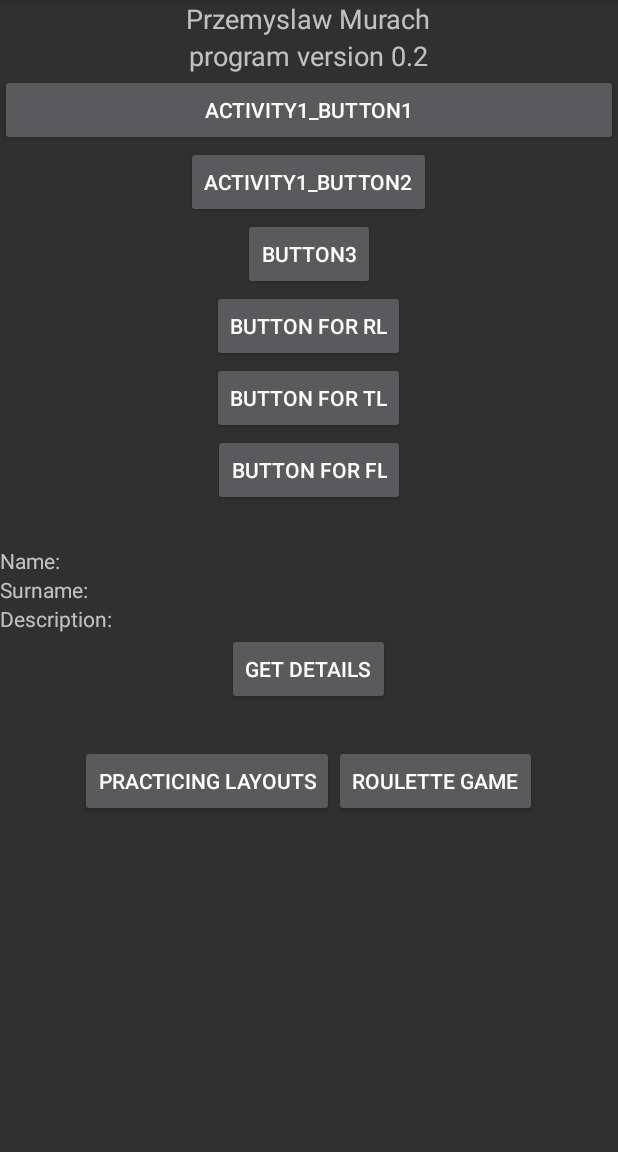
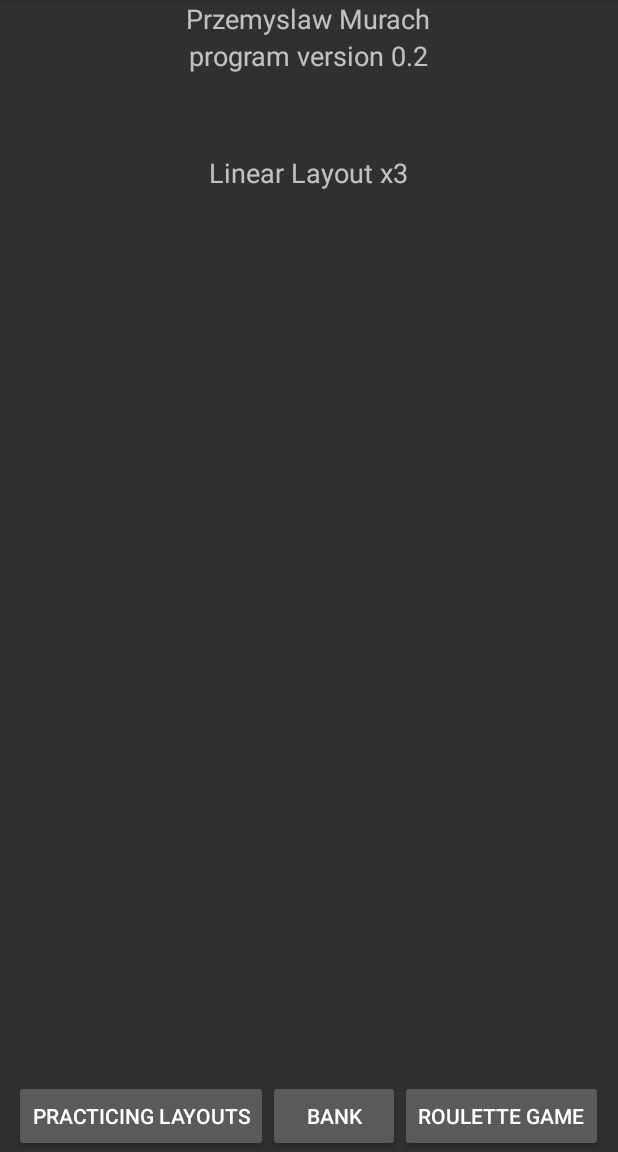
Before and after one commit to SyrtisGecko/Android_zad1, an Android app: the screen it shows after launch (MainActivity), on a phone screen of 412 x 824 dp, the part 84-1236 px from its top. Run offline under Robolectric (Android 15) with nearby library versions, the phone set to English and light mode, and no system bars.

Commit message:
Added PracticingActivity button to MainActivity and readjusted other Activities

```diff
--- a/app/src/main/AndroidManifest.xml
+++ b/app/src/main/AndroidManifest.xml
@@ -32,7 +32,8 @@
             android:label="@string/title_activity_main5_with_table_layout" />
         <activity android:name=".Main6Activity_withFrameLayout" />
         <activity android:name=".RouletteGameActivity" />
-        <activity android:name=".BetSelectionActivity"></activity>
+        <activity android:name=".BetSelectionActivity" />
+        <activity android:name=".PracticingActivity"></activity>
     </application>
 
 </manifest>
--- a/app/src/main/java/com/example/przemek/hsport/myapplication2/RouletteGameActivity.java
+++ b/app/src/main/java/com/example/przemek/hsport/myapplication2/RouletteGameActivity.java
@@ -60,7 +60,7 @@ public class RouletteGameActivity extends AppCompatActivity {
     public void playRoulette(View view) {
         Random rn = new Random();
         int n = rn.nextInt(37);
-        n = 4;                                      // !!! CHEATING !!!
+//        n = 4;                                      // !!! CHEATING !!!
         System.out.println("Wylosowano: " + n);
 
 //        ImageView image = (ImageView) findViewById(R.id.ball1);
--- a/app/src/main/res/layout/activity_main.xml
+++ b/app/src/main/res/layout/activity_main.xml
@@ -25,86 +25,99 @@
         android:text="program version 0.2"
         android:textSize="18sp" />
 
-    <Button
-        android:id="@+id/button"
+    <!--<Button-->
+        <!--android:id="@+id/button"-->
+        <!--android:layout_width="match_parent"-->
+        <!--android:layout_height="wrap_content"-->
+        <!--android:layout_gravity="center_horizontal"-->
+        <!--android:text="@string/text2" />-->
+
+    <!--<Button-->
+        <!--android:layout_width="wrap_content"-->
+        <!--android:layout_height="wrap_content"-->
+        <!--android:layout_gravity="center_horizontal"-->
+        <!--android:id="@+id/button2"-->
+        <!--android:text="@string/text3"-->
+        <!--android:onClick="startTwo"/>-->
+
+    <!--<Button-->
+        <!--android:layout_width="wrap_content"-->
+        <!--android:layout_height="wrap_content"-->
+        <!--android:layout_gravity="center_horizontal"-->
+        <!--android:id="@+id/button4"-->
+        <!--android:text="@string/text6"-->
+        <!--android:onClick="startThree"/>-->
+
+    <!--<Button-->
+        <!--android:id="@+id/button9"-->
+        <!--android:layout_width="wrap_content"-->
+        <!--android:layout_height="wrap_content"-->
+        <!--android:layout_gravity="center_horizontal"-->
+        <!--android:text="Button for RL"-->
+        <!--android:onClick="startFour_RL"/>-->
+
+    <!--<Button-->
+        <!--android:id="@+id/button13"-->
+        <!--android:layout_width="wrap_content"-->
+        <!--android:layout_height="wrap_content"-->
+        <!--android:layout_gravity="center_horizontal"-->
+        <!--android:text="Button for TL"-->
+        <!--android:onClick="startFive_TL"/>-->
+
+    <!--<Button-->
+        <!--android:id="@+id/button14"-->
+        <!--android:layout_width="wrap_content"-->
+        <!--android:layout_height="wrap_content"-->
+        <!--android:layout_gravity="center_horizontal"-->
+        <!--android:text="Button for FL"-->
+        <!--android:onClick="startSix_FL"/>-->
+
+    <Space
         android:layout_width="match_parent"
-        android:layout_height="wrap_content"
-        android:layout_gravity="center_horizontal"
-        android:text="@string/text2" />
+        android:layout_height="40px" />
 
-    <Button
-        android:layout_width="wrap_content"
-        android:layout_height="wrap_content"
-        android:layout_gravity="center_horizontal"
-        android:id="@+id/button2"
-        android:text="@string/text3"
-        android:onClick="startTwo"/>
+    <!--<TextView-->
+        <!--android:id="@+id/textView6"-->
+        <!--android:layout_width="match_parent"-->
+        <!--android:layout_height="wrap_content"-->
+        <!--android:text="Name:  " />-->
 
-    <Button
-        android:layout_width="wrap_content"
-        android:layout_height="wrap_content"
-        android:layout_gravity="center_horizontal"
-        android:id="@+id/button4"
-        android:text="@string/text6"
-        android:onClick="startThree"/>
+    <!--<TextView-->
+        <!--android:id="@+id/textView8"-->
+        <!--android:layout_width="match_parent"-->
+        <!--android:layout_height="wrap_content"-->
+        <!--android:text="Surname:  " />-->
 
-    <Button
-        android:id="@+id/button9"
-        android:layout_width="wrap_content"
-        android:layout_height="wrap_content"
-        android:layout_gravity="center_horizontal"
-        android:text="Button for RL"
-        android:onClick="startFour_RL"/>
+    <!--<TextView-->
+        <!--android:id="@+id/textView7"-->
+        <!--android:layout_width="match_parent"-->
+        <!--android:layout_height="wrap_content"-->
+        <!--android:text="Description:  " />-->
 
-    <Button
-        android:id="@+id/button13"
-        android:layout_width="wrap_content"
-        android:layout_height="wrap_content"
-        android:layout_gravity="center_horizontal"
-        android:text="Button for TL"
-        android:onClick="startFive_TL"/>
-
-    <Button
-        android:id="@+id/button14"
-        android:layout_width="wrap_content"
-        android:layout_height="wrap_content"
-        android:layout_gravity="center_horizontal"
-        android:text="Button for FL"
-        android:onClick="startSix_FL"/>
+    <!--<Button-->
+        <!--android:id="@+id/button20"-->
+        <!--android:layout_width="wrap_content"-->
+        <!--android:layout_height="wrap_content"-->
+        <!--android:layout_gravity="center_horizontal"-->
+        <!--android:text="Get Details"-->
+        <!--android:onClick="getDetails"/>-->
 
     <Space
         android:layout_width="match_parent"
         android:layout_height="40px" />
 
     <TextView
-        android:id="@+id/textView6"
-        android:layout_width="match_parent"
-        android:layout_height="wrap_content"
-        android:text="Name:  " />
-
-    <TextView
-        android:id="@+id/textView8"
-        android:layout_width="match_parent"
-        android:layout_height="wrap_content"
-        android:text="Surname:  " />
-
-    <TextView
-        android:id="@+id/textView7"
-        android:layout_width="match_parent"
-        android:layout_height="wrap_content"
-        android:text="Description:  " />
-
-    <Button
-        android:id="@+id/button20"
         android:layout_width="wrap_content"
         android:layout_height="wrap_content"
         android:layout_gravity="center_horizontal"
-        android:text="Get Details"
-        android:onClick="getDetails"/>
+        android:text="Linear Layout x3"
+        android:textSize="18sp" />
 
-    <Space
+    <LinearLayout
         android:layout_width="match_parent"
-        android:layout_height="40px" />
+        android:layout_height="match_parent"
+        android:gravity="bottom"
+        android:orientation="vertical">
 
     <LinearLayout
         android:layout_width="match_parent"
@@ -113,10 +126,18 @@
         android:orientation="horizontal">
 
         <Button
+            android:id="@+id/buttonPracticeActivity"
             android:layout_width="wrap_content"
             android:layout_height="wrap_content"
             android:layout_gravity="center_horizontal"
+            android:onClick="startPracticing"
             android:text="Practicing layouts" />
+
+        <Button
+            android:layout_width="wrap_content"
+            android:layout_height="wrap_content"
+            android:layout_gravity="center_horizontal"
+            android:text="Bank" />
 
         <Button
             android:id="@+id/button21"
@@ -128,4 +149,6 @@
 
     </LinearLayout>
 
+    </LinearLayout>
+
 </LinearLayout>
```
Also changed, not shown: app/src/main/java/com/example/przemek/hsport/myapplication2/MainActivity.java (+57 -52 lines), app/src/main/java/com/example/przemek/hsport/myapplication2/PracticingActivity.java (added, +75 -0 lines), app/src/main/res/layout/activity_main3.xml (+8 -0 lines), app/src/main/res/layout/activity_practicing.xml (added, +103 -0 lines).
